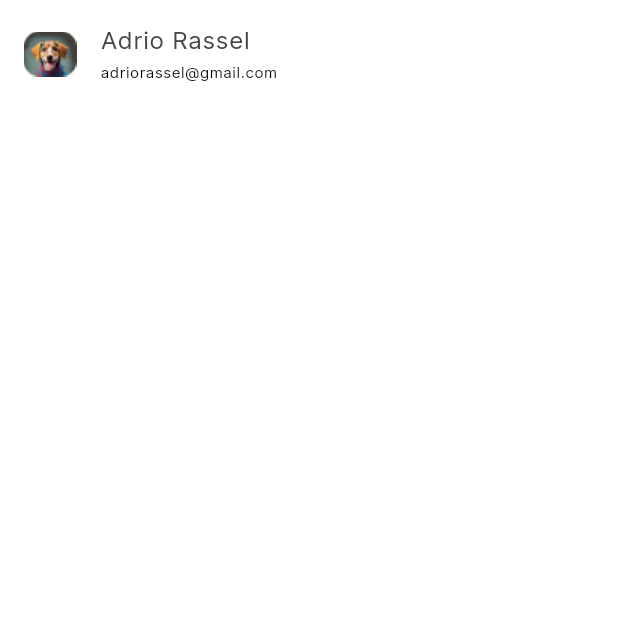
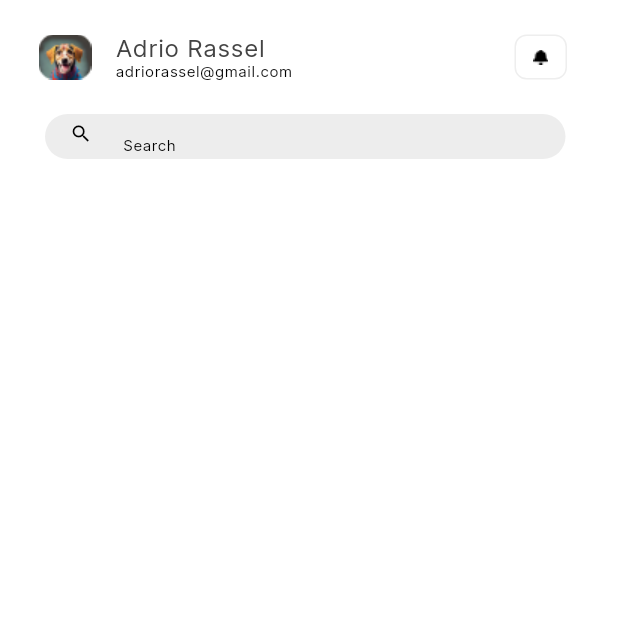
Before and after one commit to mehediFlutter/Pilot_Bazar_Admin, a Flutter app: the screen it shows after launch, on a phone screen of 412 x 824 dp, the top half of it. Run offline on Flutter 3.47's test engine with Material 3 defaults, Android fonts, the phone set to English and light mode, and no system bars.

Commit message:
customer profile class reUsable class

```diff
--- a/lib/const/const_radious.dart
+++ b/lib/const/const_radious.dart
@@ -0,0 +1,7 @@
+import 'package:flutter/material.dart';
+
+const BorderRadius BorderRadious10 = BorderRadius.all(Radius.circular(10));
+const BorderRadius BorderRadious8 = BorderRadius.all(Radius.circular(8));
+const BorderRadius BorderRadious20 = BorderRadius.all(Radius.circular(20));
+const Color BorderRadious8Color = Color(0xFFEEEEEE);
+const SizedBox height5 = SizedBox(height: 5);
--- a/lib/package/customer_care_service/customer_listTile.dart
+++ b/lib/package/customer_care_service/customer_listTile.dart
@@ -1,5 +1,7 @@
 import 'package:flutter/material.dart';
 import 'package:pilot_bazar_admin/const/color.dart';
+import 'package:pilot_bazar_admin/const/const_radious.dart';
+import 'package:pilot_bazar_admin/package/customer_care_service/customer_profuile_bar.dart';
 
 class CustomerListTile extends StatefulWidget {
   const CustomerListTile({super.key});
@@ -14,30 +16,43 @@ class _CustomerListTileState extends State<CustomerListTile> {
     return SafeArea(
         child: Scaffold(
       backgroundColor: whiteColor,
-      body: Column(
-        children: [
-          ListTile(
+      body: Padding(
+        padding: const EdgeInsets.symmetric(horizontal: 10,vertical: 10),
+        child: Column(
+          children: [
+          const CustomerProfileBar(
+            profileImagePath: 'assets/images/small_profile.png',
+          ),
+            height5,
+            height5,
+        Padding(
+          padding: const EdgeInsets.only(left: 20,right: 25),
+          child: Container(
 
-            leading: Container(
-                height: 30,
-                width: 35,
-                decoration: BoxDecoration(
-                  borderRadius: BorderRadius.circular(10)
+            height: 30,
+            width: double.infinity,
+            decoration: BoxDecoration(
+              color: Color(0xFFEDEDED),
+              borderRadius: BorderRadious20,
+            ),
+            child: Padding(
+              padding: const EdgeInsets.only(bottom: 4),
+              child: TextField(
+                style: Theme.of(context).textTheme.bodySmall,
+
+                cursorHeight: 15,
+                decoration: InputDecoration(
+                  hintText: "Search",
+                  hintStyle: Theme.of(context).textTheme.bodySmall,
+                 border: InputBorder.none,
+                 prefixIcon: Icon(Icons.search,color: Colors.black,size: 15,)
                 ),
-                child: Image.asset('assets/images/small_profile.png')),
-            title: Text(
-              "Adrio Rassel",
-              style: TextStyle(
-                fontFamily: 'Inter',
-                fontWeight: FontWeight.w500,
-                color: Color(0xFF444444),
-                height: 0
               ),
-
             ),
-            subtitle: Text('adriorassel@gmail.com',style: Theme.of(context).textTheme.bodySmall!.copyWith(height: 0),),
           ),
-        ],
+        ),
+          ],
+        ),
       ),
     ));
   }
--- /dev/null
+++ b/lib/package/customer_care_service/customer_profuile_bar.dart
@@ -0,0 +1,53 @@
+import 'package:flutter/material.dart';
+import 'package:pilot_bazar_admin/const/const_radious.dart';
+
+class CustomerProfileBar extends StatefulWidget {
+  final String? profileImagePath;
+  final Function()? onTapFunction;
+  const CustomerProfileBar(
+      {super.key, this.profileImagePath, this.onTapFunction});
+
+  @override
+  State<CustomerProfileBar> createState() => _CustomerProfileBarState();
+}
+
+class _CustomerProfileBarState extends State<CustomerProfileBar> {
+  @override
+  Widget build(BuildContext context) {
+    return ListTile(
+      onTap: widget.onTapFunction,
+      leading: Container(
+        height: 30,
+        width: 35,
+        decoration: BoxDecoration(
+          borderRadius: BorderRadious10,
+        ),
+        child: Image.asset(widget.profileImagePath??'assets/images/small_profile.png'),
+      ),
+      title: Column(
+        crossAxisAlignment: CrossAxisAlignment.start,
+        children: [
+          Text(
+            "Adrio Rassel",
+            style: TextStyle(
+                fontFamily: 'Inter',
+                fontWeight: FontWeight.w500,
+                color: Color(0xFF444444),
+                height: 0),
+          ),
+          Text('adriorassel@gmail.com',
+              style: Theme.of(context).textTheme.bodySmall),
+        ],
+      ),
+      trailing: Container(
+        height: 30,
+        width: 35,
+        decoration: BoxDecoration(
+          borderRadius: BorderRadious8,
+          border: Border.all(color: BorderRadious8Color),
+        ),
+        child: Image.asset('assets/icons/notification.png'),
+      ),
+    );
+  }
+}
--- a/lib/pilot_bazar-admin.dart
+++ b/lib/pilot_bazar-admin.dart
@@ -12,6 +12,7 @@ class _PilotBazarAdminState extends State<PilotBazarAdmin> {
   @override
   Widget build(BuildContext context) {
     return MaterialApp(
+      debugShowCheckedModeBanner: false,
       theme: ThemeData(
         fontFamily: 'Inter',
         textTheme: TextTheme(
--- a/pubspec.yaml
+++ b/pubspec.yaml
@@ -34,6 +34,7 @@ flutter:
 
   assets:
     - assets/images/
+    - assets/icons/
 
 
   fonts:
```
